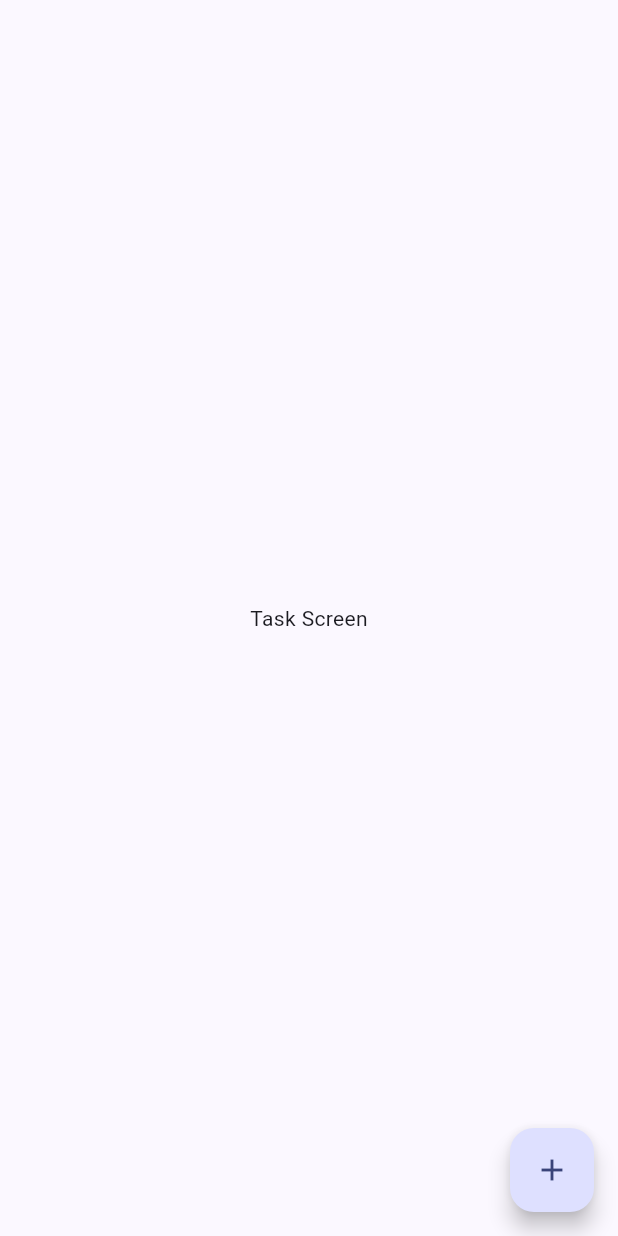
After one commit to AritxOnly/Deadliner-Web, a Flutter app: the TaskScreen screen opened directly, after a tap on the "add" icon, on a phone screen of 412 x 824 dp. The commit adds this screen. Run offline on Flutter 3.47's test engine with Material 3 defaults, Android fonts, the light colour scheme and no system bars.

Commit message:
Optimized project structure

```diff
--- a/frontend/lib/screens/homepage.dart
+++ b/frontend/lib/homepage.dart
@@ -60,26 +60,7 @@ class _HomePageState extends State<HomePage> {
               onDestinationSelected: _handleScreenChanged,
             ),
             const VerticalDivider(thickness: 1, width: 1),
-            Expanded(
-              child: Stack(
-                children: [
-                  Center(
-                    child: Text('当前页面: ${destinations[screenIndex].label}'),
-                  ),
-                  Positioned(
-                    right: 16,
-                    bottom: 16,
-                    child: FloatingActionButton(
-                      onPressed: () {
-                        // 添加按钮点击处理逻辑
-                        print('创建新任务');
-                      },
-                      child: const Icon(Icons.add),
-                    ),
-                  ),
-                ],
-              ),
-            ),
+
           ],
         ),
       ),
--- a/frontend/lib/main.dart
+++ b/frontend/lib/main.dart
@@ -1,5 +1,5 @@
 import 'package:flutter/material.dart';
-import 'package:frontend/screens/homepage.dart';
+import 'package:frontend/homepage.dart';
 
 void main() {
   runApp(const DeadlinerApp());
--- /dev/null
+++ b/frontend/lib/screens/task_screen.dart
@@ -0,0 +1,34 @@
+import 'package:flutter/material.dart';
+import 'package:frontend/utils/task_utils.dart';
+
+class TaskScreen extends StatefulWidget {
+  const TaskScreen({super.key});
+
+  @override
+  State<TaskScreen> createState() => _TaskScreenState();
+}
+
+class _TaskScreenState extends State<TaskScreen> {
+  @override
+  Widget build(BuildContext context) {
+    return Scaffold(
+      body: Expanded(
+        child: Stack(
+          children: [
+            Center(child: Text('Task Screen')),
+            Positioned(
+              right: 16,
+              bottom: 16,
+              child: FloatingActionButton(
+                onPressed: () {
+                  TaskUtils.onFABPressed();
+                },
+                child: const Icon(Icons.add),
+              ),
+            ),
+          ],
+        ),
+      ),
+    );
+  }
+}
--- /dev/null
+++ b/frontend/lib/utils/task_utils.dart
@@ -0,0 +1,6 @@
+class TaskUtils {
+  static void onFABPressed() {
+    // 处理 FAB 点击事件
+    print('FAB 被点击');
+  }
+}
```
